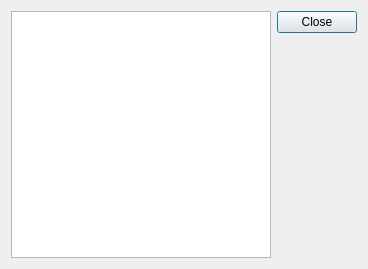
KDE/marble, file src/lib/GoToDialog.ui: the form before one commit.
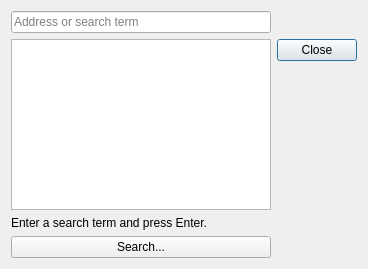
The form after the commit.

Commit message:
Add a placemark search option to the 'Go To...' dialog.
Similar to the 'Navigation' tab of the desktop application, a line edit
can be used to enter search terms and runners fetch matches presented
in the list view.
FIXED-IN: 1.2.0

The edit to the form file:
```diff
--- a/src/lib/GoToDialog.ui
+++ b/src/lib/GoToDialog.ui
@@ -14,7 +14,7 @@
    <string>Go To...</string>
   </property>
   <layout class="QGridLayout" name="gridLayout">
-   <item row="0" column="2">
+   <item row="3" column="2">
     <widget class="QListView" name="bookmarkListView">
      <property name="isWrapping" stdset="0">
       <bool>false</bool>
@@ -24,7 +24,7 @@
      </property>
     </widget>
    </item>
-   <item row="0" column="3">
+   <item row="3" column="3">
     <widget class="QDialogButtonBox" name="buttonBox">
      <property name="orientation">
       <enum>Qt::Vertical</enum>
@@ -34,6 +34,36 @@
      </property>
     </widget>
    </item>
+   <item row="2" column="2">
+    <widget class="QLineEdit" name="searchLineEdit">
+     <property name="placeholderText">
+      <string>Address or search term</string>
+     </property>
+    </widget>
+   </item>
+   <item row="4" column="2">
+    <widget class="QLabel" name="descriptionLabel">
+     <property name="text">
+      <string>Enter a search term and press Enter.</string>
+     </property>
+     <property name="wordWrap">
+      <bool>true</bool>
+     </property>
+    </widget>
+   </item>
+   <item row="5" column="2">
+    <widget class="QPushButton" name="searchButton">
+     <property name="text">
+      <string>Search...</string>
+     </property>
+     <property name="checkable">
+      <bool>true</bool>
+     </property>
+     <property name="autoDefault">
+      <bool>false</bool>
+     </property>
+    </widget>
+   </item>
   </layout>
  </widget>
  <resources>
```
The commit also changes 2 other files.
